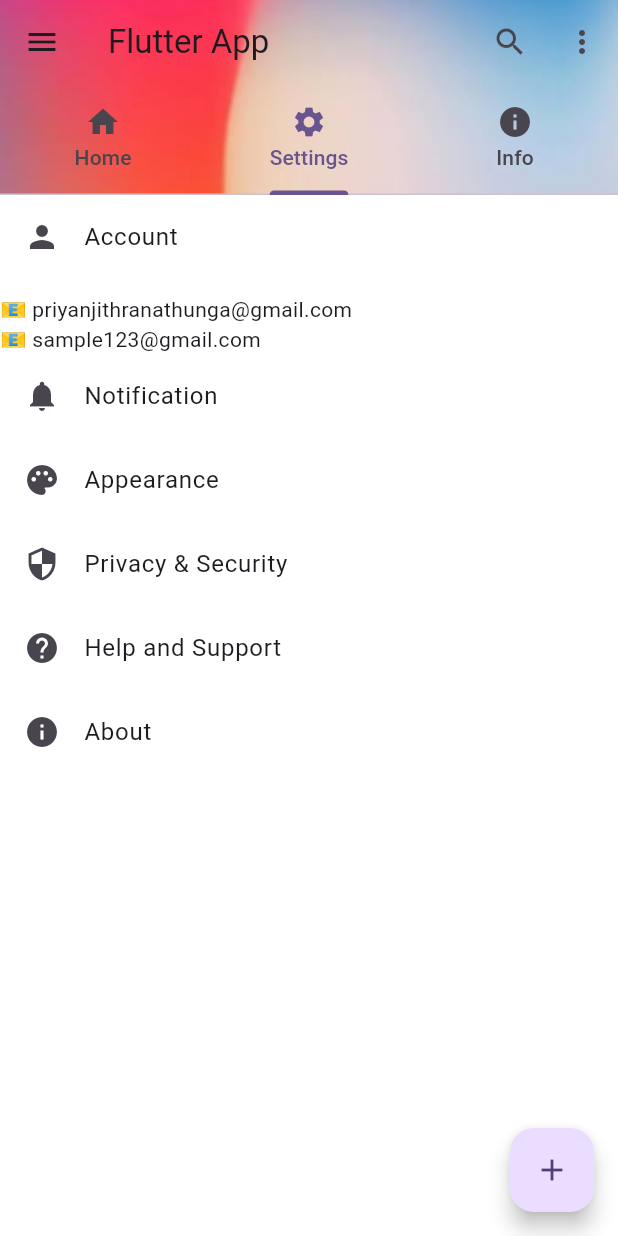
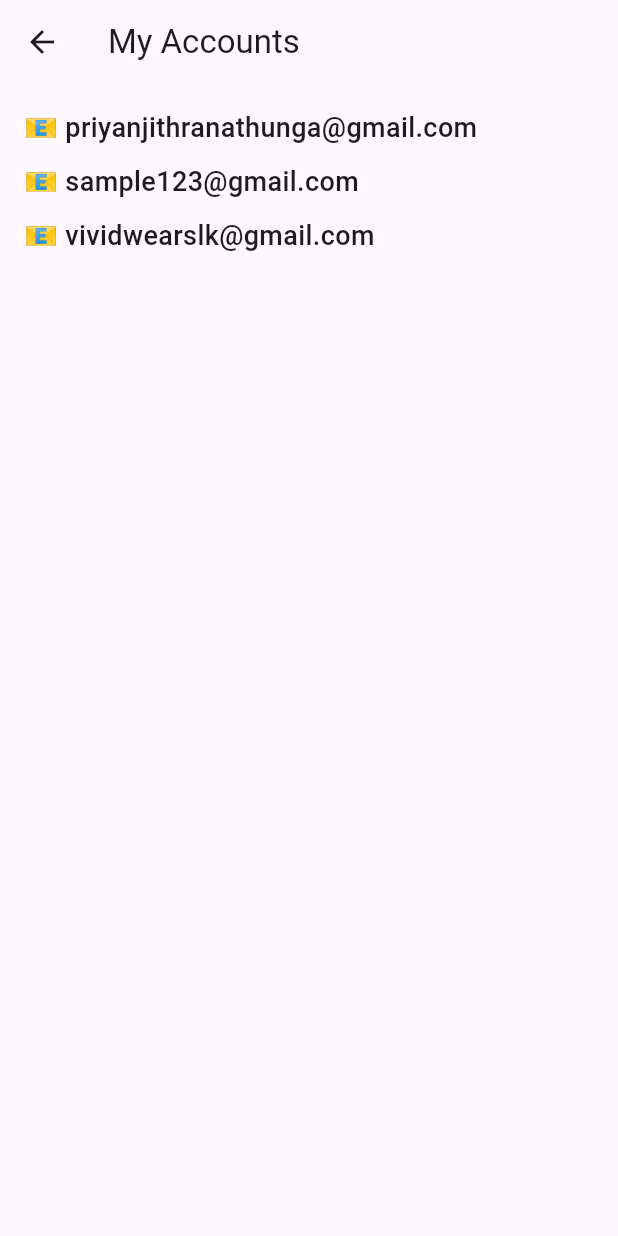
Before and after one commit to KaveeRanathunga/Flutter_app, a Flutter app: the screen it shows after launch, tab 2 chosen, after a tap on "Account", on a phone screen of 412 x 824 dp. Run offline on Flutter 3.47's test engine with Material 3 defaults, Android fonts, the phone set to English and light mode, and no system bars; our stand-ins replace device_preview.

Commit message:
Accounts_Screen

```diff
--- /dev/null
+++ b/lib/Screens/Settings/accountsScreen.dart
@@ -0,0 +1,36 @@
+import 'package:flutter/material.dart';
+
+class AccountsScreen extends StatelessWidget {
+  const AccountsScreen({super.key});
+
+  @override
+  Widget build(BuildContext context) {
+    return Scaffold(
+      appBar: AppBar(
+        title: Text("My Accounts"),
+      ),
+      body: Padding(
+        padding: const EdgeInsets.all(16.0),
+        child: Column(
+          crossAxisAlignment: CrossAxisAlignment.start,
+          children: [
+            Text(
+              "📧 priyanjithranathunga@gmail.com",
+              style: TextStyle(fontSize: 18, fontWeight: FontWeight.w500),
+            ),
+            SizedBox(height: 10),
+            Text(
+              "📧 sample123@gmail.com",
+              style: TextStyle(fontSize: 18, fontWeight: FontWeight.w500),
+            ),
+            SizedBox(height: 10),
+            Text(
+              "📧 vividwearslk@gmail.com",
+              style: TextStyle(fontSize: 18, fontWeight: FontWeight.w500),
+            ),
+          ],
+        ),
+      ),
+    );
+  }
+}
--- a/lib/main.dart
+++ b/lib/main.dart
@@ -1,5 +1,6 @@
 import 'package:flutter/material.dart';
 import 'package:device_preview/device_preview.dart';
+import 'Screens/Settings/accountsScreen.dart';
 
 
 void main() {
@@ -52,15 +53,6 @@ class _MyHomePageState extends State<MyHomePage> {
       _counter++;
     });
   }
-
-  void showAccount() {
-    setState(() {
-      showEmail = !showEmail;
-    });
-  }
-
-
-
 
   @override
   Widget build(BuildContext context) {
@@ -153,19 +145,13 @@ class _MyHomePageState extends State<MyHomePage> {
                         borderRadius: BorderRadius.circular(10.0),
                       ),
                       onTap: (){
-                        showAccount();
-
+                        Navigator.push(
+                          context,
+                          MaterialPageRoute(
+                            builder: (context) => const AccountsScreen(),
+                          ),
+                        );
                       },
-                    ),
-
-                    if (showEmail)
-                      Column(
-                        crossAxisAlignment: CrossAxisAlignment.start,
-                        children: const [
-                          SizedBox(height: 10),
-                          Text("📧 priyanjithranathunga@gmail.com"),
-                          Text("📧 sample123@gmail.com"),
-                      ],
                     ),
 
                     ListTile(
```
Also changed, not shown: lib/Screens/homepage.dart (added).
